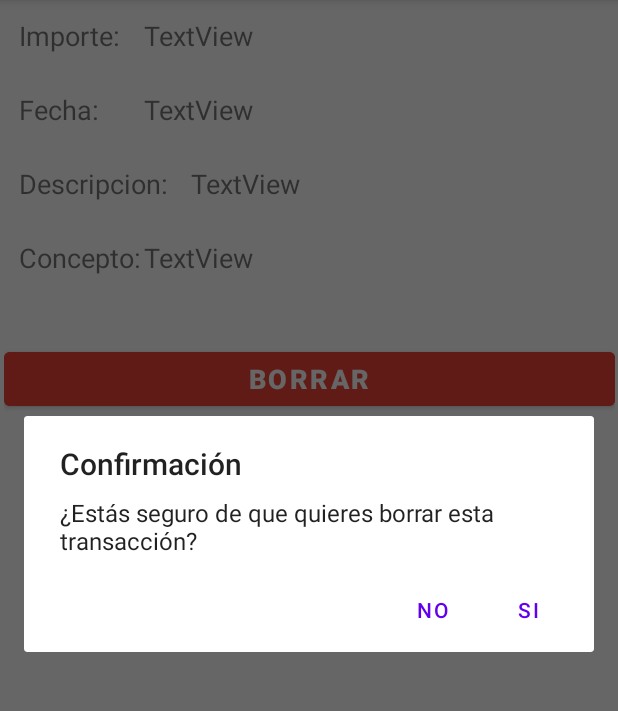
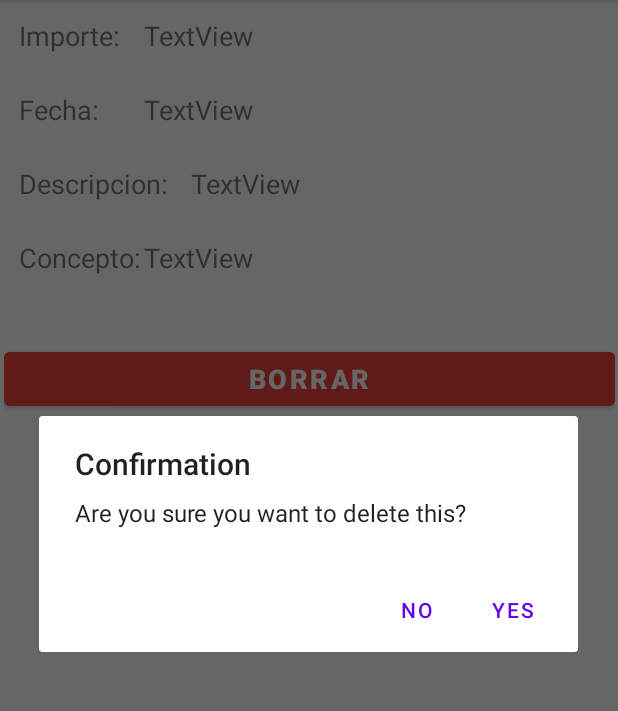
Before and after one commit to PabloGorSan/GestoriApp, an Android app: the GastoIngresoActivity screen opened directly, with no data from a screen before it, after a tap on "BORRAR", on a phone screen of 412 x 824 dp, the part 84-795 px from its top. Run offline under Robolectric (Android 15) with nearby library versions, the phone set to English and light mode, and no system bars; 4 statements that could not run were skipped.

Commit message:
internacionalizacion de las activities java

```diff
--- a/app/src/main/java/com/example/gestoriapp/GastoIngresoActivity.java
+++ b/app/src/main/java/com/example/gestoriapp/GastoIngresoActivity.java
@@ -6,6 +6,7 @@ import android.app.AlertDialog;
 import android.app.Dialog;
 import android.content.DialogInterface;
 import android.content.Intent;
+import android.content.res.Resources;
 import android.database.sqlite.SQLiteDatabase;
 import android.os.Bundle;
 import android.view.View;
@@ -24,7 +25,7 @@ public class GastoIngresoActivity extends AppCompatActivity {
     private SortedMap<String, Object> map;
     private Establecimiento establecimiento;
     private GastoIngreso gastoIngreso;
-
+    private Resources res;
 
     @Override
     protected void onCreate(Bundle savedInstanceState) {
@@ -35,6 +36,9 @@ public class GastoIngresoActivity extends AppCompatActivity {
         textFecha = (TextView) findViewById(R.id.valorFecha);
         textDescripcion = (TextView) findViewById(R.id.valorDescripcion);
         textConcepto = (TextView) findViewById(R.id.valorConcepto);
+
+        // Pillamos los resources para usar los strings definidos en los xmls de strings.xml
+        res = getResources();
 
         initDict();
         gastoIngreso = (GastoIngreso) map.get("GASTOINGRESO_SELECCIONADO");
@@ -55,7 +59,7 @@ public class GastoIngresoActivity extends AppCompatActivity {
 
     public void onClickBorrarTransaccion(View view){
         //Cuando se confirma la accion dentro del crearDialog se borra la transacción
-        crearDialog("Confirmación","¿Estás seguro de que quieres borrar esta transacción?").show();
+        crearDialog(res.getString(R.string.titleBorrarConfirmacion),res.getString(R.string.bodyBorrarConfirmacion)).show();
     }
 
 
@@ -63,7 +67,7 @@ public class GastoIngresoActivity extends AppCompatActivity {
         AlertDialog.Builder builder = new AlertDialog.Builder(GastoIngresoActivity.this);
         builder.setTitle(titulo);
 
-        builder.setMessage(cuerpo).setPositiveButton("Si", new DialogInterface.OnClickListener() {
+        builder.setMessage(cuerpo).setPositiveButton(res.getString(R.string.respuestaPositiva), new DialogInterface.OnClickListener() {
             public void onClick(DialogInterface dialog, int id) {
                 if(gastoIngreso.getImporte()>0){
                     //Aqui borramos un Ingreso
@@ -82,7 +86,7 @@ public class GastoIngresoActivity extends AppCompatActivity {
                 gastoIngreso = null;
                 goToEstablecimiento();
             }
-        }).setNegativeButton("No",  new DialogInterface.OnClickListener() {
+        }).setNegativeButton(res.getString(R.string.respuestaNegativa),  new DialogInterface.OnClickListener() {
             public void onClick(DialogInterface dialog, int id) {
                 //
             }
--- a/app/src/main/java/com/example/gestoriapp/MainActivity.java
+++ b/app/src/main/java/com/example/gestoriapp/MainActivity.java
@@ -66,10 +66,7 @@ public class MainActivity extends AppCompatActivity {
         textInitialScreen = (TextView) findViewById(R.id.textInitialScreen);
         listviewEstablecimientos = (ListView) findViewById(R.id.listviewEstablecimientos);
 
-        initDict(); //Aqui se pillarán los datos de la BD en principio
-
-        //TODO: ESTO ES SOLO PARA PONERLE GASTO INGRESOS A PAQUI DE MOMENTO,
-        // LUEGO HACERLO PARA TODOS LOS USUARIOS
+        initDict();
 
 
         List<Establecimiento> establecimientosList = new ArrayList<>();
```
Also changed, not shown: app/src/main/java/com/example/gestoriapp/AddEstablecimientoActivity.java (+10 -5 lines), app/src/main/java/com/example/gestoriapp/AddGastoIngresoActivity.java (+10 -7 lines), app/src/main/java/com/example/gestoriapp/EstablecimientoActivity.java (+9 -3 lines), app/src/main/res/values/strings.xml (+19 -0 lines), 1 other file.
